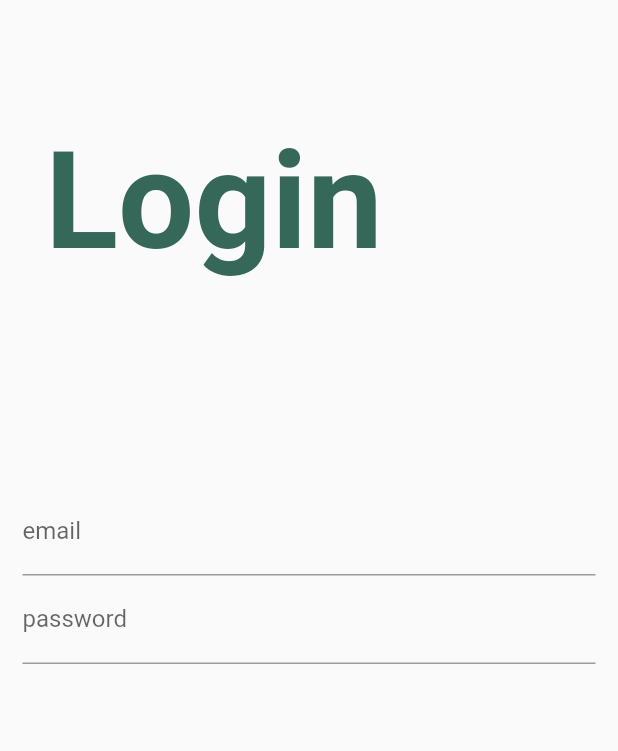
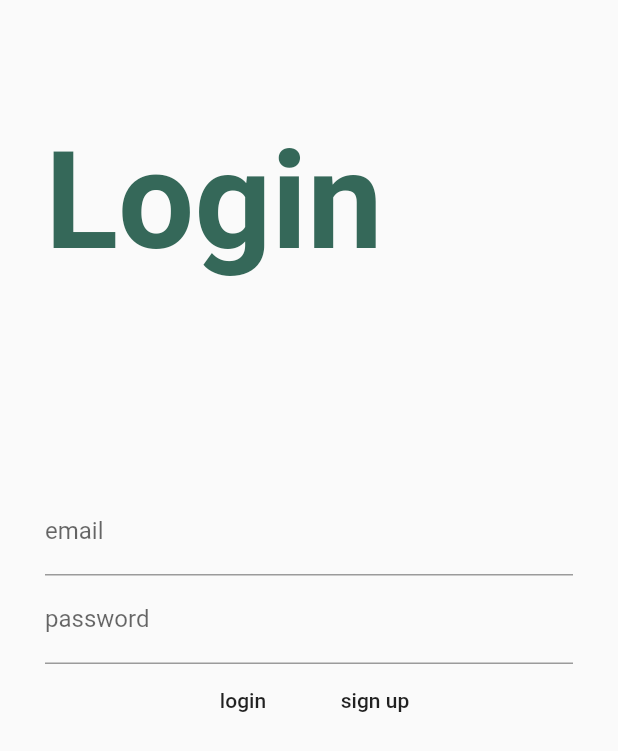
Before and after one commit to mwritter/Flutter_Meal_Plan_App, a Flutter app: the screen it shows after launch, on a phone screen of 412 x 824 dp. Shown: the top 751 px of the screen. Run offline on Flutter 3.47's test engine with Material 2 defaults, Android fonts, the phone set to English and light mode, and no system bars.

Commit message:
Added email, password, login flatbutton, and sign up flatbutton to the login form

```diff
--- a/lib/pages/login_page.dart
+++ b/lib/pages/login_page.dart
@@ -17,15 +17,38 @@ class LoginPage extends StatelessWidget {
   }
 
   Widget _buildPasswordTextField() {
-    return TextFormField(
-      obscureText: true,
-      decoration: InputDecoration(labelText: 'password'),
+    return Container(
+      padding: EdgeInsets.symmetric(horizontal: 15.0),
+      child: TextFormField(
+        obscureText: true,
+        decoration: InputDecoration(labelText: 'password'),
+      ),
     );
   }
 
   Widget _buildEmailTextField() {
-    return TextFormField(
-      decoration: InputDecoration(labelText: 'email'),
+    return Container(
+      padding: EdgeInsets.symmetric(horizontal: 15.0),
+      child: TextFormField(
+        keyboardType: TextInputType.emailAddress,
+        decoration: InputDecoration(
+          labelText: 'email',
+        ),
+      ),
+    );
+  }
+
+  Widget _buildLoginButton() {
+    return FlatButton(
+      onPressed: () {},
+      child: Text("login"),
+    );
+  }
+
+  Widget _buildSignUpButton() {
+    return FlatButton(
+      onPressed: () {},
+      child: Text("sign up"),
     );
   }
 
@@ -34,7 +57,17 @@ class LoginPage extends StatelessWidget {
       margin: EdgeInsets.symmetric(horizontal: 15.0),
       child: Form(
         child: Column(
-          children: <Widget>[_buildEmailTextField(), _buildPasswordTextField()],
+          children: <Widget>[
+            _buildEmailTextField(),
+            _buildPasswordTextField(),
+            Row(
+              mainAxisAlignment: MainAxisAlignment.center,
+              children: <Widget>[
+                _buildLoginButton(),
+                _buildSignUpButton(),
+              ],
+            ),
+          ],
         ),
       ),
     );
@@ -43,6 +76,7 @@ class LoginPage extends StatelessWidget {
   @override
   Widget build(BuildContext context) {
     return Scaffold(
+      resizeToAvoidBottomPadding: false,
       body: Container(
         child: Column(
           crossAxisAlignment: CrossAxisAlignment.start,
```
